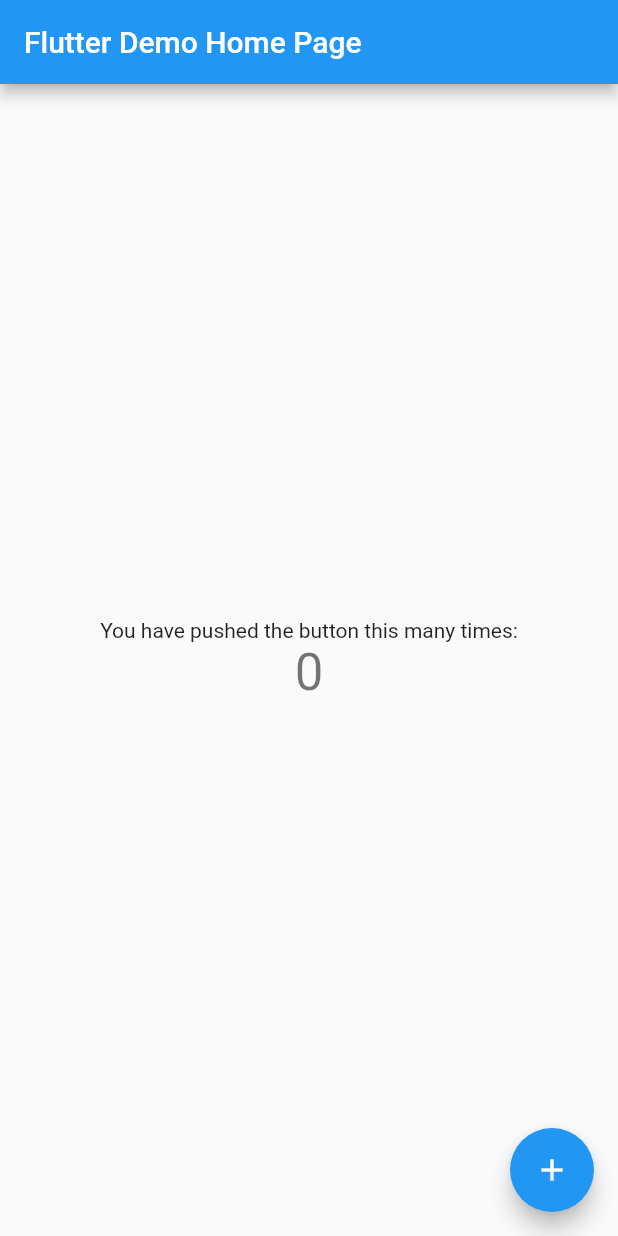
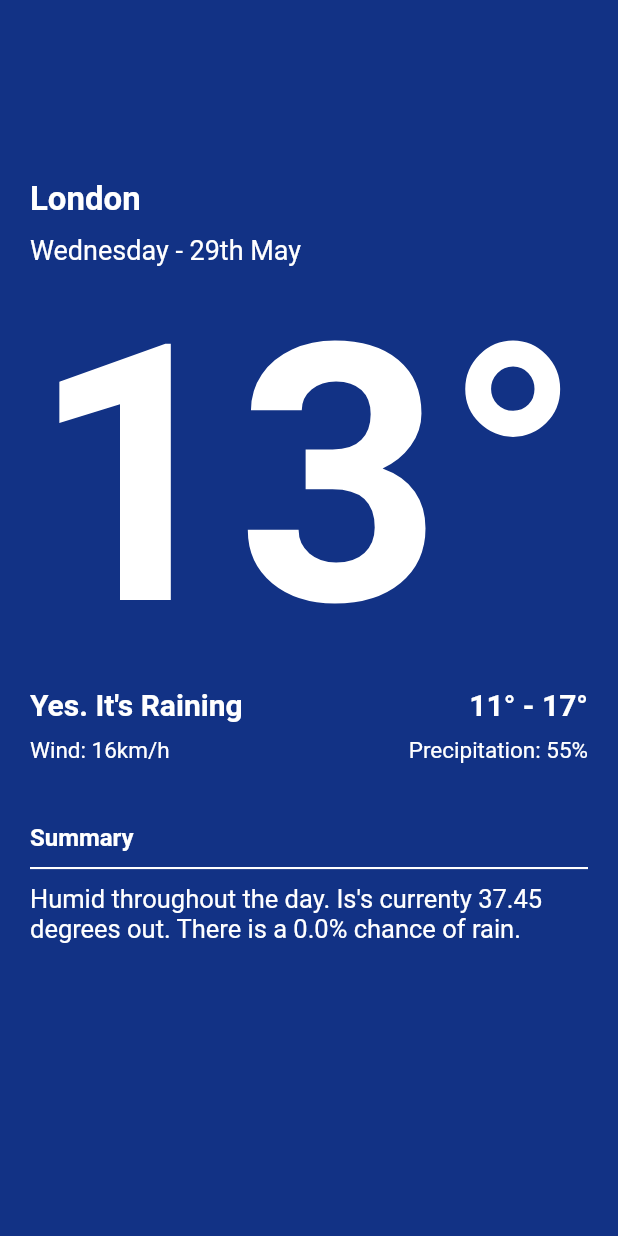
Before and after one commit to Trugamr/clima-flutter, a Flutter app: the screen it shows after launch, on a phone screen of 412 x 824 dp. Run offline on Flutter 3.47's test engine with Material 2 defaults, Android fonts, the phone set to English and light mode, and no system bars; our stand-ins replace geolocator.

Commit message:
designed location screen and setup geolocation and networking functionality

```diff
--- /dev/null
+++ b/lib/constants.dart
@@ -0,0 +1,4 @@
+import 'package:flutter/material.dart';
+
+Color kBackgroundColor = Color(0xff123285);
+Color kTextColor = Color(0xffffffff);
--- a/lib/main.dart
+++ b/lib/main.dart
@@ -1,117 +1,23 @@
 import 'package:flutter/material.dart';
 
+import './screens/loading_screen.dart';
+import './screens/city_screen.dart';
+import './screens/location_screen.dart';
+
+import 'constants.dart';
+
 void main() {
-  runApp(MyApp());
+  runApp(
+    MaterialApp(
+      theme: ThemeData.dark().copyWith(
+        scaffoldBackgroundColor: kBackgroundColor,
+      ),
+      initialRoute: '/location',
+      routes: {
+        '/loading': (context) => LoadingScreen(),
+        '/city': (context) => CityScreen(),
+        '/location': (context) => LocationScreen(),
+      },
+    ),
+  );
 }
-
-class MyApp extends StatelessWidget {
-  // This widget is the root of your application.
-  @override
-  Widget build(BuildContext context) {
-    return MaterialApp(
-      title: 'Flutter Demo',
-      theme: ThemeData(
-        // This is the theme of your application.
-        //
-        // Try running your application with "flutter run". You'll see the
-        // application has a blue toolbar. Then, without quitting the app, try
-        // changing the primarySwatch below to Colors.green and then invoke
-        // "hot reload" (press "r" in the console where you ran "flutter run",
-        // or simply save your changes to "hot reload" in a Flutter IDE).
-        // Notice that the counter didn't reset back to zero; the application
-        // is not restarted.
-        primarySwatch: Colors.blue,
-        // This makes the visual density adapt to the platform that you run
-        // the app on. For desktop platforms, the controls will be smaller and
-        // closer together (more dense) than on mobile platforms.
-        visualDensity: VisualDensity.adaptivePlatformDensity,
-      ),
-      home: MyHomePage(title: 'Flutter Demo Home Page'),
-    );
-  }
-}
-
-class MyHomePage extends StatefulWidget {
-  MyHomePage({Key key, this.title}) : super(key: key);
-
-  // This widget is the home page of your application. It is stateful, meaning
-  // that it has a State object (defined below) that contains fields that affect
-  // how it looks.
-
-  // This class is the configuration for the state. It holds the values (in this
-  // case the title) provided by the parent (in this case the App widget) and
-  // used by the build method of the State. Fields in a Widget subclass are
-  // always marked "final".
-
-  final String title;
-
-  @override
-  _MyHomePageState createState() => _MyHomePageState();
-}
-
-class _MyHomePageState extends State<MyHomePage> {
-  int _counter = 0;
-
-  void _incrementCounter() {
-    setState(() {
-      // This call to setState tells the Flutter framework that something has
-      // changed in this State, which causes it to rerun the build method below
-      // so that the display can reflect the updated values. If we changed
-      // _counter without calling setState(), then the build method would not be
-      // called again, and so nothing would appear to happen.
-      _counter++;
-    });
-  }
-
-  @override
-  Widget build(BuildContext context) {
-    // This method is rerun every time setState is called, for instance as done
-    // by the _incrementCounter method above.
-    //
-    // The Flutter framework has been optimized to make rerunning build methods
-    // fast, so that you can just rebuild anything that needs updating rather
-    // than having to individually change instances of widgets.
-    return Scaffold(
-      appBar: AppBar(
-        // Here we take the value from the MyHomePage object that was created by
-        // the App.build method, and use it to set our appbar title.
-        title: Text(widget.title),
-      ),
-      body: Center(
-        // Center is a layout widget. It takes a single child and positions it
-        // in the middle of the parent.
-        child: Column(
-          // Column is also a layout widget. It takes a list of children and
-          // arranges them vertically. By default, it sizes itself to fit its
-          // children horizontally, and tries to be as tall as its parent.
-          //
-          // Invoke "debug painting" (press "p" in the console, choose the
-          // "Toggle Debug Paint" action from the Flutter Inspector in Android
-          // Studio, or the "Toggle Debug Paint" command in Visual Studio Code)
-          // to see the wireframe for each widget.
-          //
-          // Column has various properties to control how it sizes itself and
-          // how it positions its children. Here we use mainAxisAlignment to
-          // center the children vertically; the main axis here is the vertical
-          // axis because Columns are vertical (the cross axis would be
-          // horizontal).
-          mainAxisAlignment: MainAxisAlignment.center,
-          children: <Widget>[
-            Text(
-              'You have pushed the button this many times:',
-            ),
-            Text(
-              '$_counter',
-              style: Theme.of(context).textTheme.headline4,
-            ),
-          ],
-        ),
-      ),
-      floatingActionButton: FloatingActionButton(
-        onPressed: _incrementCounter,
-        tooltip: 'Increment',
-        child: Icon(Icons.add),
-      ), // This trailing comma makes auto-formatting nicer for build methods.
-    );
-  }
-}
--- /dev/null
+++ b/lib/screens/location_screen.dart
@@ -0,0 +1,125 @@
+import 'package:clima/constants.dart';
+import 'package:flutter/material.dart';
+
+class LocationScreen extends StatelessWidget {
+  @override
+  Widget build(BuildContext context) {
+    final Map args = ModalRoute.of(context).settings.arguments;
+    Map weatherData;
+
+    try {
+      if (args != null) {
+        weatherData = args['weatherData'];
+      }
+    } catch (e) {
+      print(e);
+    }
+
+    return Scaffold(
+      body: SafeArea(
+        child: Padding(
+          padding: EdgeInsets.all(20.0),
+          child: Column(
+            crossAxisAlignment: CrossAxisAlignment.stretch,
+            children: [
+              // location
+              SizedBox(
+                height: 100.0,
+              ),
+              Text(
+                'London',
+                style: TextStyle(
+                  fontWeight: FontWeight.bold,
+                  fontSize: 22.0,
+                ),
+              ),
+              SizedBox(
+                height: 10.0,
+              ),
+              // date
+              Text(
+                'Wednesday - 29th May',
+                style: TextStyle(
+                  fontSize: 18.0,
+                ),
+              ),
+
+              // current temp
+              Text(
+                '13°',
+                style: TextStyle(
+                  fontWeight: FontWeight.bold,
+                  fontSize: 240.0,
+                ),
+              ),
+              // status & min - max temp
+              Row(
+                mainAxisAlignment: MainAxisAlignment.spaceBetween,
+                children: [
+                  Text(
+                    'Yes. It\'s Raining',
+                    style: TextStyle(
+                      fontWeight: FontWeight.bold,
+                      fontSize: 20.0,
+                    ),
+                  ),
+                  Text(
+                    '11° - 17°',
+                    style: TextStyle(
+                      fontWeight: FontWeight.bold,
+                      fontSize: 20.0,
+                    ),
+                  ),
+                ],
+              ),
+              SizedBox(
+                height: 10.0,
+              ),
+              // wind speed and precipitation %
+              Row(
+                mainAxisAlignment: MainAxisAlignment.spaceBetween,
+                children: [
+                  Text(
+                    'Wind: 16km/h',
+                    style: TextStyle(
+                      fontSize: 15.0,
+                    ),
+                  ),
+                  Text(
+                    'Precipitation: 55%',
+                    style: TextStyle(
+                      fontSize: 15.0,
+                    ),
+                  ),
+                ],
+              ),
+              SizedBox(
+                height: 40.0,
+              ),
+              Text(
+                'Summary',
+                style: TextStyle(
+                  fontWeight: FontWeight.bold,
+                  fontSize: 16.0,
+                ),
+              ),
+              Container(
+                height: 1.4,
+                width: double.infinity,
+                color: kTextColor,
+                margin: EdgeInsets.symmetric(vertical: 10.0),
+              ),
+              Text(
+                'Humid throughout the day. Is\'s currenty 37.45 degrees out. There is a 0.0% chance of rain.',
+                style: TextStyle(
+                  fontSize: 17.0,
+                ),
+                textAlign: TextAlign.left,
+              ),
+            ],
+          ),
+        ),
+      ),
+    );
+  }
+}
--- a/pubspec.yaml
+++ b/pubspec.yaml
@@ -23,11 +23,9 @@ environment:
 dependencies:
   flutter:
     sdk: flutter
-
-
-  # The following adds the Cupertino Icons font to your application.
-  # Use with the CupertinoIcons class for iOS style icons.
   cupertino_icons: ^0.1.3
+  geolocator: ^5.3.2+2
+  http: ^0.12.1
 
 dev_dependencies:
   flutter_test:
```
Also changed, not shown: lib/screens/city_screen.dart (added, +14 -0 lines), lib/screens/loading_screen.dart (added, +50 -0 lines), lib/services/location.dart (added, +19 -0 lines), lib/services/networking.dart (added, +17 -0 lines), lib/services/weather.dart (added), pubspec.lock, 3 other files.
